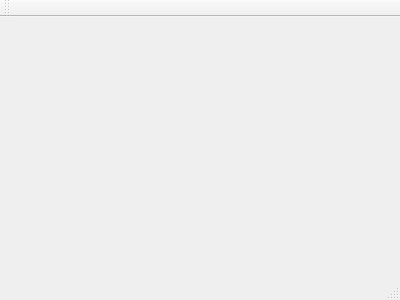
LikaV/gpbla, file mainwindow.ui: the form before one commit.
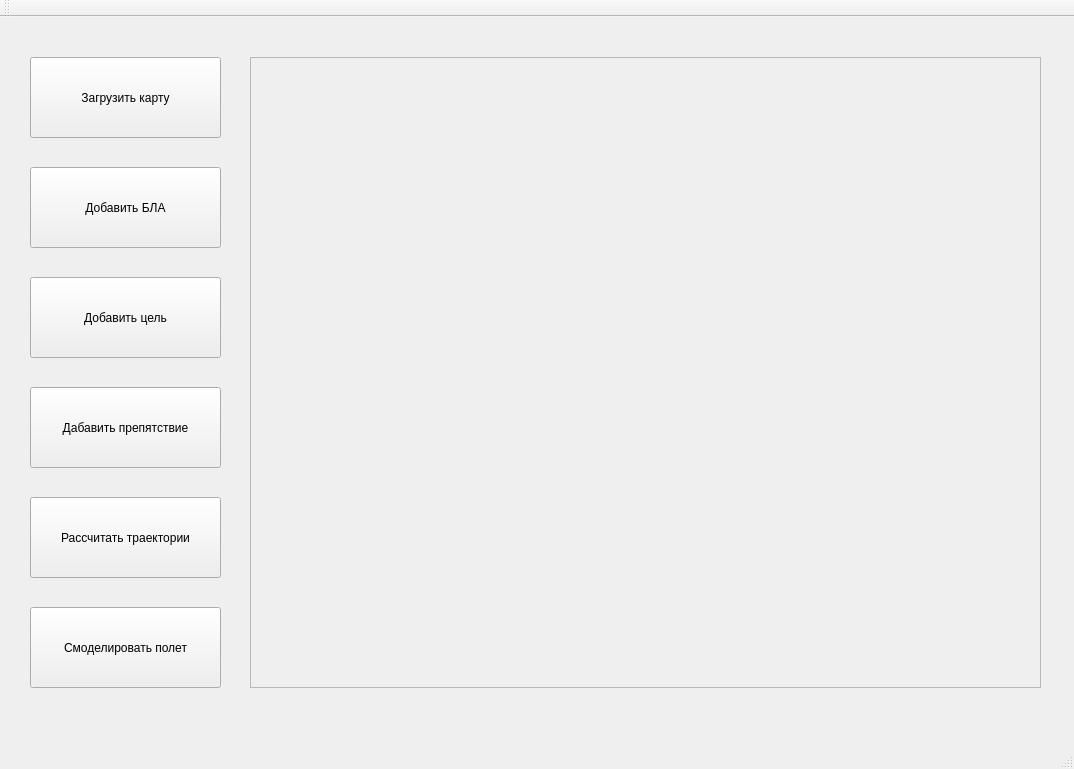
The form after the commit.

Commit message: main window

```diff
--- a/mainwindow.ui
+++ b/mainwindow.ui
@@ -1,24 +1,134 @@
 <ui version="4.0">
  <class>MainWindow</class>
- <widget class="QMainWindow" name="MainWindow" >
-  <property name="geometry" >
+ <widget class="QMainWindow" name="MainWindow">
+  <property name="geometry">
    <rect>
     <x>0</x>
     <y>0</y>
-    <width>400</width>
-    <height>300</height>
+    <width>1074</width>
+    <height>769</height>
    </rect>
   </property>
   <property name="windowTitle" >
    <string>MainWindow</string>
   </property>
-  <widget class="QMenuBar" name="menuBar" />
-  <widget class="QToolBar" name="mainToolBar" />
-  <widget class="QWidget" name="centralWidget" />
-  <widget class="QStatusBar" name="statusBar" />
+  <widget class="QWidget" name="centralWidget">
+   <widget class="QPushButton" name="pushButton">
+    <property name="geometry">
+     <rect>
+      <x>30</x>
+      <y>150</y>
+      <width>191</width>
+      <height>81</height>
+     </rect>
+    </property>
+    <property name="text">
+     <string>Добавить БЛА</string>
+    </property>
+   </widget>
+   <widget class="QPushButton" name="pushButton_2">
+    <property name="geometry">
+     <rect>
+      <x>30</x>
+      <y>260</y>
+      <width>191</width>
+      <height>81</height>
+     </rect>
+    </property>
+    <property name="text">
+     <string>Добавить цель</string>
+    </property>
+   </widget>
+   <widget class="QPushButton" name="pushButton_3">
+    <property name="geometry">
+     <rect>
+      <x>30</x>
+      <y>370</y>
+      <width>191</width>
+      <height>81</height>
+     </rect>
+    </property>
+    <property name="text">
+     <string>Дабавить препятствие</string>
+    </property>
+   </widget>
+   <widget class="QPushButton" name="pushButton_5">
+    <property name="geometry">
+     <rect>
+      <x>30</x>
+      <y>480</y>
+      <width>191</width>
+      <height>81</height>
+     </rect>
+    </property>
+    <property name="text">
+     <string>Рассчитать траектории</string>
+    </property>
+   </widget>
+   <widget class="QPushButton" name="pushButton_6">
+    <property name="geometry">
+     <rect>
+      <x>30</x>
+      <y>590</y>
+      <width>191</width>
+      <height>81</height>
+     </rect>
+    </property>
+    <property name="text">
+     <string>Смоделировать полет</string>
+    </property>
+   </widget>
+   <widget class="QFrame" name="frame">
+    <property name="geometry">
+     <rect>
+      <x>250</x>
+      <y>40</y>
+      <width>791</width>
+      <height>631</height>
+     </rect>
+    </property>
+    <property name="frameShape">
+     <enum>QFrame::StyledPanel</enum>
+    </property>
+    <property name="frameShadow">
+     <enum>QFrame::Raised</enum>
+    </property>
+   </widget>
+   <widget class="QPushButton" name="pushButton_4">
+    <property name="geometry">
+     <rect>
+      <x>30</x>
+      <y>40</y>
+      <width>191</width>
+      <height>81</height>
+     </rect>
+    </property>
+    <property name="text">
+     <string>Загрузить карту</string>
+    </property>
+   </widget>
+  </widget>
+  <widget class="QMenuBar" name="menuBar">
+   <property name="geometry">
+    <rect>
+     <x>0</x>
+     <y>0</y>
+     <width>1074</width>
+     <height>22</height>
+    </rect>
+   </property>
+  </widget>
+  <widget class="QToolBar" name="mainToolBar">
+   <attribute name="toolBarArea">
+    <enum>TopToolBarArea</enum>
+   </attribute>
+   <attribute name="toolBarBreak">
+    <bool>false</bool>
+   </attribute>
+  </widget>
+  <widget class="QStatusBar" name="statusBar"/>
  </widget>
- <layoutDefault spacing="6" margin="11" />
- <pixmapfunction></pixmapfunction>
+ <layoutdefault spacing="6" margin="11"/>
  <resources/>
  <connections/>
 </ui>
```
Left out of the diff: 3 changed lines with no effect on the pictures.
